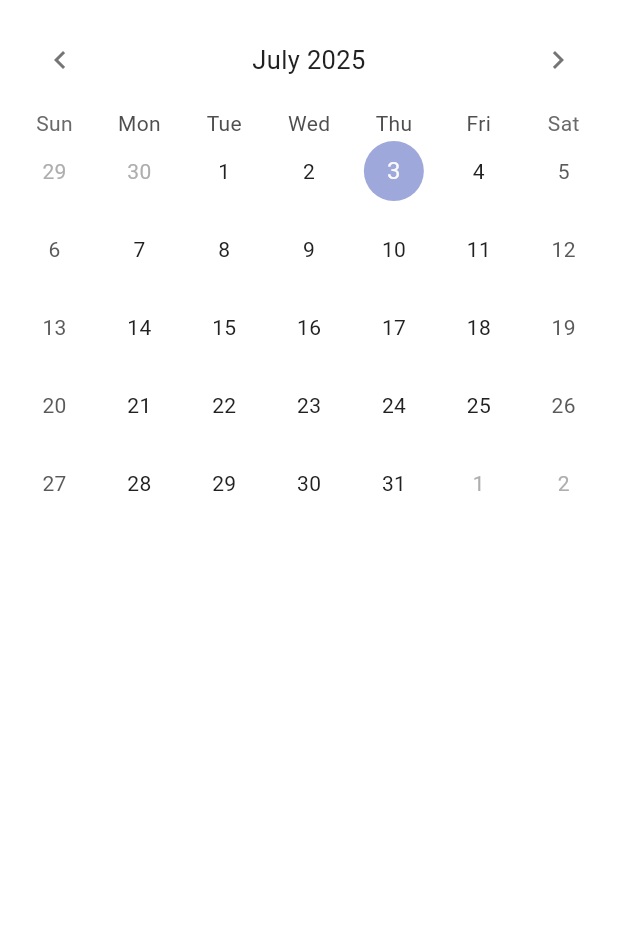
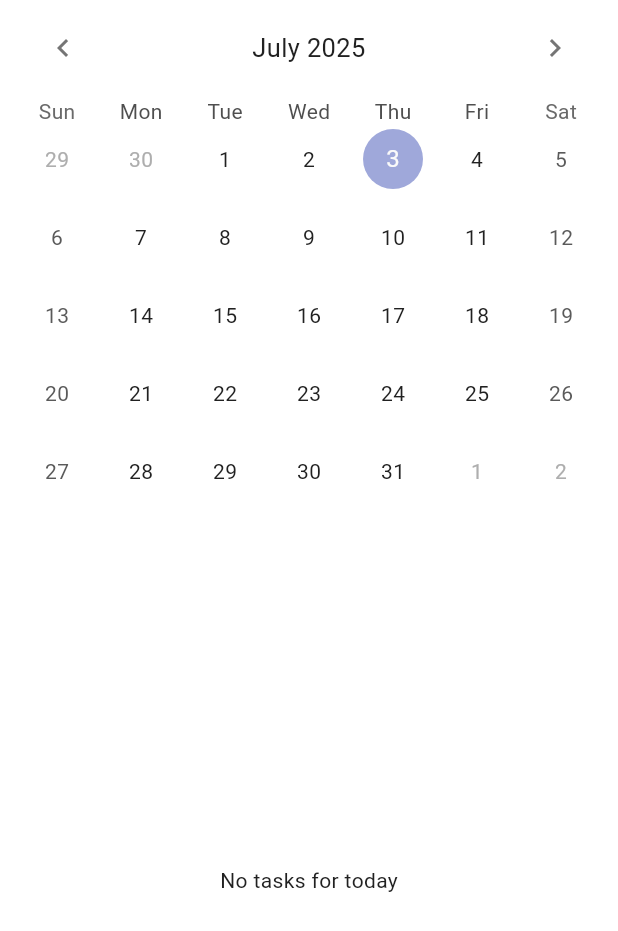
Before and after one commit to AkshataSagare/todo-bloc-app, a Flutter app: the CalendarScreen screen opened directly, on a phone screen of 412 x 824 dp. Shown: the top 931 px of the screen. Run offline on Flutter 3.47's test engine with Material 3 defaults, Android fonts, the phone set to English and light mode, and no system bars; drawn by our look-alikes of table_calendar; our stand-ins replace equatable, flutter_bloc, shared_preferences; accounts and stored records are empty.

Commit message:
display tasks for the selected day

```diff
--- a/lib/presentations/tabs/calendar/screens/calendar_screen.dart
+++ b/lib/presentations/tabs/calendar/screens/calendar_screen.dart
@@ -1,4 +1,3 @@
-import 'dart:developer';
 import 'package:flutter/material.dart';
 import 'package:flutter_bloc/flutter_bloc.dart';
 import 'package:table_calendar/table_calendar.dart';
@@ -20,7 +19,6 @@ class _CalendarScreenState extends State<CalendarScreen> {
   DateTime normalizeDate(DateTime date) =>
       DateTime(date.year, date.month, date.day);
 
-  /// Convert list of tasks into a count map
   Map<DateTime, int> getTaskCountMap(List<TaskModel> tasks) {
     final map = <DateTime, int>{};
     for (var task in tasks) {
@@ -28,6 +26,16 @@ class _CalendarScreenState extends State<CalendarScreen> {
       map[date] = (map[date] ?? 0) + 1;
     }
     return map;
+  }
+
+  List<TaskModel> getTaskOfDay(List<TaskModel> tasks) {
+    return tasks
+        .where(
+          (task) =>
+              DateTime(task.date.year, task.date.month, task.date.day) ==
+              DateTime(selectedDay.year, selectedDay.month, selectedDay.day),
+        )
+        .toList();
   }
 
   @override
@@ -46,8 +54,10 @@ class _CalendarScreenState extends State<CalendarScreen> {
             } else if (state is TodoLoaded) {
               final taskCountMap = getTaskCountMap(state.tasks);
 
-              return Padding(
-                padding: const EdgeInsets.all(8.0),
+              return Column(
+                children: [
+                  Padding(
+                    padding: const EdgeInsets.symmetric(horizontal: 10),
                     child: TableCalendar(
                       currentDay: selectedDay,
                       firstDay: DateTime(2020),
@@ -118,6 +128,19 @@ class _CalendarScreenState extends State<CalendarScreen> {
                         },
                       ),
                     ),
+                  ),
+                  SizedBox(height: 10),
+                  Expanded(
+                    child: getTaskOfDay(state.tasks).isEmpty
+                        ? Center(child: Text('No tasks for today'))
+                        : ListView.builder(
+                            itemCount: getTaskOfDay(state.tasks).length,
+                            itemBuilder: (context, index) => TaskTile(
+                              task: getTaskOfDay(state.tasks)[index],
+                            ),
+                          ),
+                  ),
+                ],
               );
             } else {
               return const SizedBox.shrink();
```
Lines whose indentation alone changed are shown as unchanged.
